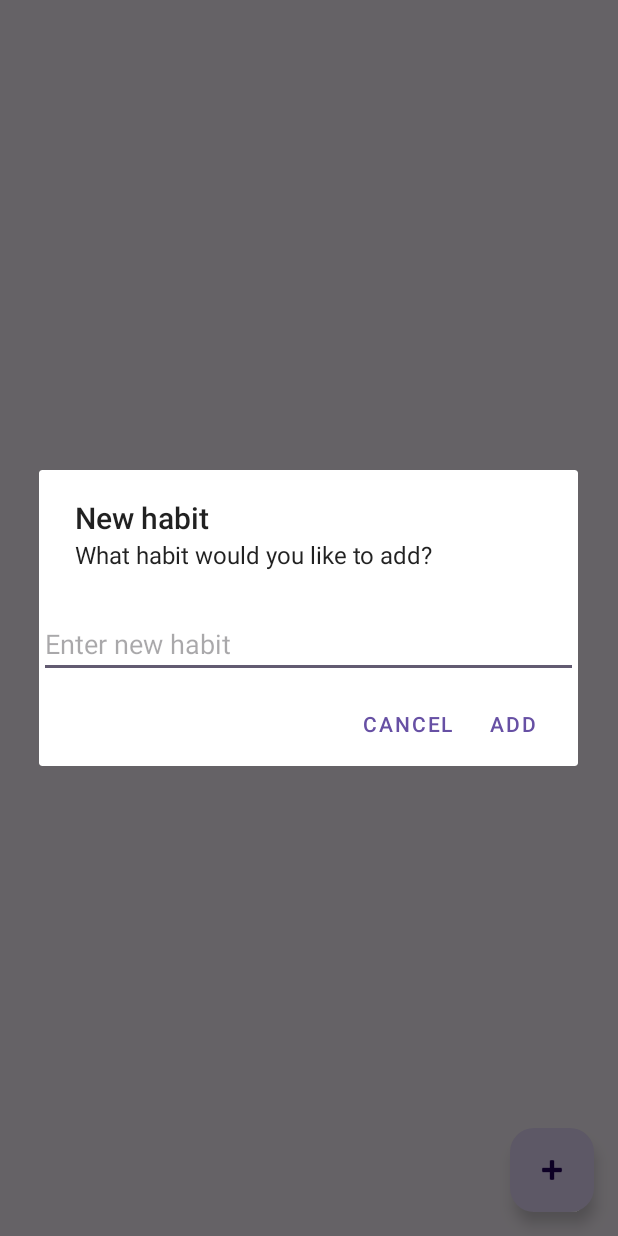
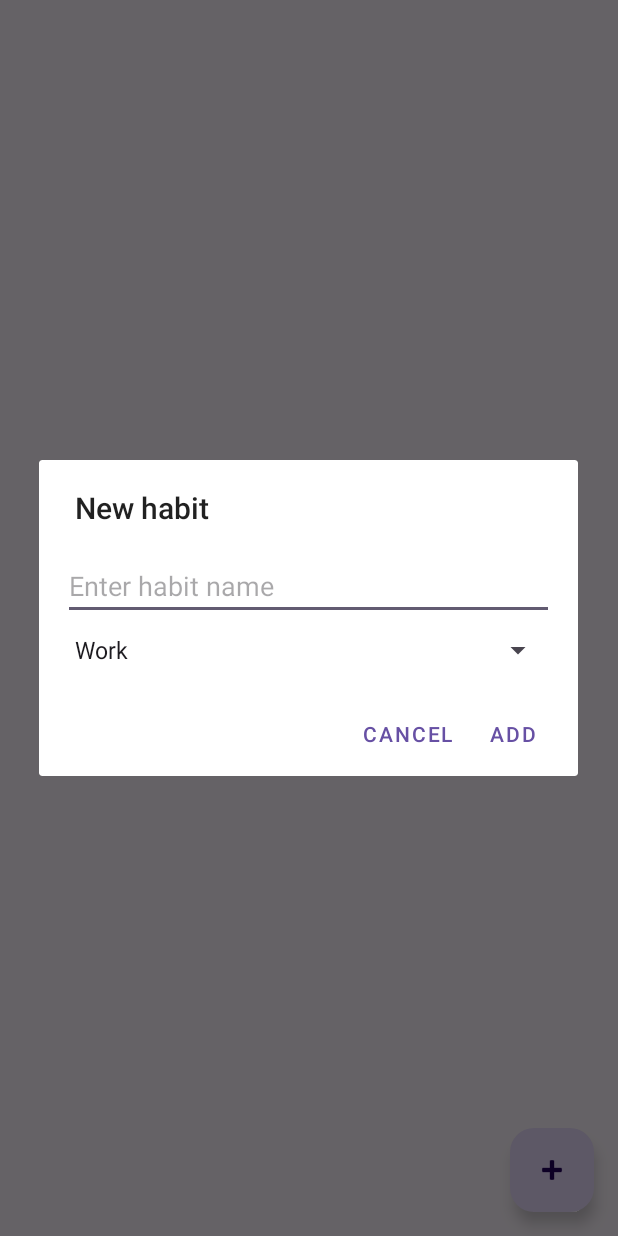
Before and after one commit to nve03g/habit_tracker_RV_NVE, an Android app: the screen it shows after launch (MainActivity), after a tap on "Add Habit", on a phone screen of 412 x 824 dp. Run offline under Robolectric (Android 15) with nearby library versions, the phone set to English and light mode, and no system bars; our stand-ins replace Room's generated code.

Commit message:
habits have a category field, also MIGRATION_1_2

```diff
--- a/app/src/main/java/com/example/habit_tracker/AppDatabase.kt
+++ b/app/src/main/java/com/example/habit_tracker/AppDatabase.kt
@@ -5,14 +5,29 @@ import android.content.Context
 import androidx.room.Database
 import androidx.room.Room
 import androidx.room.RoomDatabase
+import androidx.room.migration.Migration
+import androidx.sqlite.db.SupportSQLiteDatabase
 
-@Database(entities = [Habit::class], version = 1, exportSchema = false)
+/*
+The error occurs because Room detects a schema change (e.g., adding the category field to the Habit entity)
+but does not have instructions for migrating the existing database schema.
+Simply increasing the version number (version = 2) is not enough; you must also define a migration strategy.
+*/
+
+@Database(entities = [Habit::class], version = 2, exportSchema = false)
 abstract class AppDatabase : RoomDatabase() {
     abstract fun habitDao(): HabitDao
 
     companion object {
         @Volatile
         private var INSTANCE: AppDatabase? = null
+
+        private val MIGRATION_1_2 = object : Migration(1, 2) { // tell Room how to handle the transition from version 1 to version 2
+            override fun migrate(database: SupportSQLiteDatabase) {
+                // Add the new column `category` with a default value
+                database.execSQL("ALTER TABLE habits ADD COLUMN category TEXT DEFAULT 'General' NOT NULL")
+            }
+        }
 
         fun getDatabase(context: Context) : AppDatabase {
             // make sure only one instance of the database is created
@@ -21,7 +36,9 @@ abstract class AppDatabase : RoomDatabase() {
                     context.applicationContext,
                     AppDatabase::class.java,
                     "habit_database"
-                ).build()
+                )
+                    .addMigrations(MIGRATION_1_2) // add the migration
+                    .build()
                 INSTANCE = instance
                 instance
             }
--- a/app/src/main/java/com/example/habit_tracker/Habit.kt
+++ b/app/src/main/java/com/example/habit_tracker/Habit.kt
@@ -5,6 +5,7 @@ with this class we can also keep track of completed habits
 
 package com.example.habit_tracker
 
+import androidx.room.ColumnInfo
 import androidx.room.Entity
 import androidx.room.PrimaryKey
 
@@ -12,5 +13,6 @@ import androidx.room.PrimaryKey
 data class Habit(
     @PrimaryKey(autoGenerate = true) var id: Int = 0,
     var name: String,
+    var category: String = "General",
     var isChecked: Boolean = false // val cannot be reassigned, var wel
 )
--- a/app/src/main/java/com/example/habit_tracker/MainActivity.kt
+++ b/app/src/main/java/com/example/habit_tracker/MainActivity.kt
@@ -1,7 +1,9 @@
 package com.example.habit_tracker
 
 import android.os.Bundle
+import android.widget.ArrayAdapter
 import android.widget.EditText
+import android.widget.Spinner
 import androidx.appcompat.app.AppCompatActivity
 import androidx.recyclerview.widget.ItemTouchHelper // to implement swipe functionality
 import androidx.recyclerview.widget.LinearLayoutManager
@@ -59,18 +61,25 @@ class MainActivity : AppCompatActivity() {
 
         // click button to add new habit
         addHabitButton.setOnClickListener{
-            val inputField = android.widget.EditText(this).apply {
-                hint = "Enter new habit"
-            }
+            val dialogView = layoutInflater.inflate(R.layout.dialog_add_edit_habit, null)
+            val inputField : EditText = dialogView.findViewById(R.id.habitNameInput)
+            val categorySpinner: Spinner = dialogView.findViewById(R.id.categorySpinner)
 
+            // set up Spinner
+            val categories = listOf("Work", "Health", "Personal", "Other")
+            val spinnerAdapter = ArrayAdapter(this, android.R.layout.simple_spinner_item, categories)
+            spinnerAdapter.setDropDownViewResource(android.R.layout.simple_spinner_dropdown_item)
+            categorySpinner.adapter = spinnerAdapter
+
+            // show dialog
             val dialog = android.app.AlertDialog.Builder(this)
                 .setTitle("New habit")
-                .setMessage("What habit would you like to add?")
-                .setView(inputField)
+                .setView(dialogView)
                 .setPositiveButton("Add") { _, _ ->
-                    val newHabit = inputField.text.toString()
-                    if (newHabit.isNotBlank()){
-                        val habit = Habit(name = newHabit) // pass the name parameter
+                    val name = inputField.text.toString()
+                    val category = categorySpinner.selectedItem.toString()
+                    if (name.isNotBlank()){
+                        val habit = Habit(name = name, category = category)
                         lifecycleScope.launch {
                             val id = habitDao.insertHabit(habit) // save habit in database
                             habit.id = id.toInt() // generate an id for the habit in the database
@@ -101,23 +110,32 @@ class MainActivity : AppCompatActivity() {
 
     // function to display edit dialog
     private fun showEditDialog(position: Int) {
-        val inputField = android.widget.EditText(this).apply {
-            hint = "Edit habit"
-            setText(habits[position].name) // pre-fill with current habit name
-        }
+        val dialogView = layoutInflater.inflate(R.layout.dialog_add_edit_habit, null)
+        val inputField : EditText = dialogView.findViewById(R.id.habitNameInput)
+        val categorySpinner: Spinner = dialogView.findViewById(R.id.categorySpinner)
 
+        // pre-fill current habit details
+        inputField.setText(habits[position].name)
+        val categories = listOf("Work", "Health", "Personal", "Other")
+        val spinnerAdapter = ArrayAdapter(this, android.R.layout.simple_spinner_item, categories)
+        spinnerAdapter.setDropDownViewResource(android.R.layout.simple_spinner_dropdown_item)
+        categorySpinner.adapter = spinnerAdapter
+        categorySpinner.setSelection(categories.indexOf(habits[position].category))
+
+        // show dialog
         val dialog = android.app.AlertDialog.Builder(this)
             .setTitle("Edit habit")
-            .setMessage("Update your habit")
-            .setView(inputField)
+            .setView(dialogView)
             .setPositiveButton("Save") { _, _ ->
-                val updatedHabit = inputField.text.toString()
-                if(updatedHabit.isNotBlank()){
-                    habits[position].name = updatedHabit
+                val name = inputField.text.toString()
+                val category = categorySpinner.selectedItem.toString()
+                if(name.isNotBlank()){
+                    habits[position].name = name
+                    habits[position].category = category
                     lifecycleScope.launch {
                         habitDao.updateHabit(habits[position]) // update habit in database
+                        adapter.notifyItemChanged(position)
                     }
-                    adapter.notifyItemChanged(position)
                 } else {
                     android.widget.Toast.makeText(
                         this,
--- /dev/null
+++ b/app/src/main/res/layout/dialog_add_edit_habit.xml
@@ -0,0 +1,30 @@
+<?xml version="1.0" encoding="utf-8"?>
+<androidx.constraintlayout.widget.ConstraintLayout
+    xmlns:android="http://schemas.android.com/apk/res/android"
+    xmlns:app="http://schemas.android.com/apk/res-auto"
+    xmlns:tools="http://schemas.android.com/tools"
+    android:layout_width="match_parent"
+    android:layout_height="wrap_content"
+    android:padding="16dp">
+
+    <EditText
+        android:id="@+id/habitNameInput"
+        android:layout_width="0dp"
+        android:layout_height="wrap_content"
+        android:hint="Enter habit name"
+        app:layout_constraintTop_toTopOf="parent"
+        app:layout_constraintStart_toStartOf="parent"
+        app:layout_constraintEnd_toEndOf="parent"
+        app:layout_constraintBottom_toTopOf="@+id/categorySpinner"
+        android:imeOptions="actionDone" />
+
+    <Spinner
+        android:id="@+id/categorySpinner"
+        android:layout_width="0dp"
+        android:layout_height="wrap_content"
+        android:layout_marginTop="8dp"
+        app:layout_constraintTop_toBottomOf="@id/habitNameInput"
+        app:layout_constraintStart_toStartOf="parent"
+        app:layout_constraintEnd_toEndOf="parent"/>
+
+</androidx.constraintlayout.widget.ConstraintLayout>
--- a/app/src/main/res/values/strings.xml
+++ b/app/src/main/res/values/strings.xml
@@ -3,5 +3,6 @@
     <string name="add_habit">Add Habit</string>
     <string name="habit_text">Habit</string>
     <string name="edit_habit">Edit Habit</string>
+    <string name="enter_habit_name">Enter habit name</string>
     <!-- hardcoded strings are bad practice! that's why we use string resources -->
 </resources>
```
